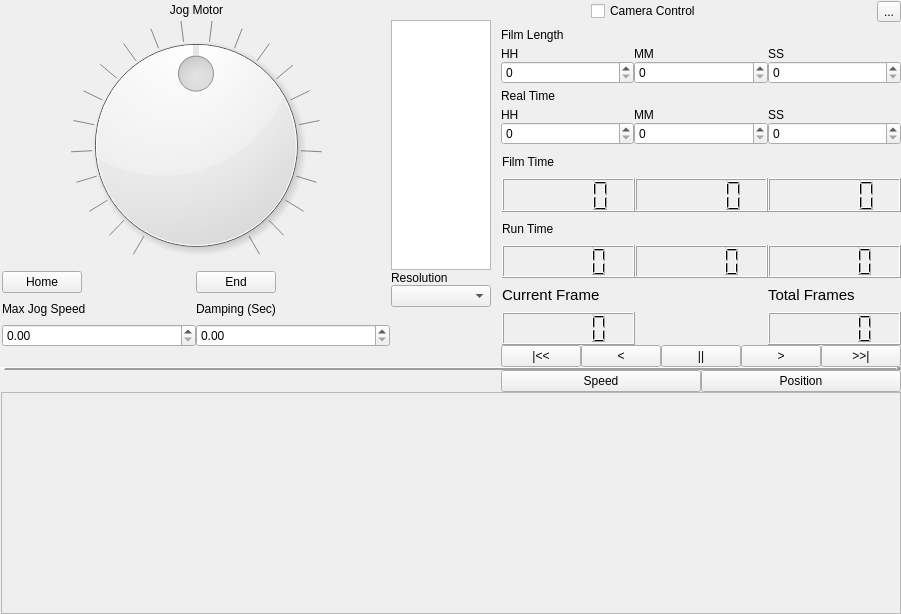
DynamicPerception/Graffik_Legacy, file Graffik/gui/film/filmwindow.ui: the form before one commit.
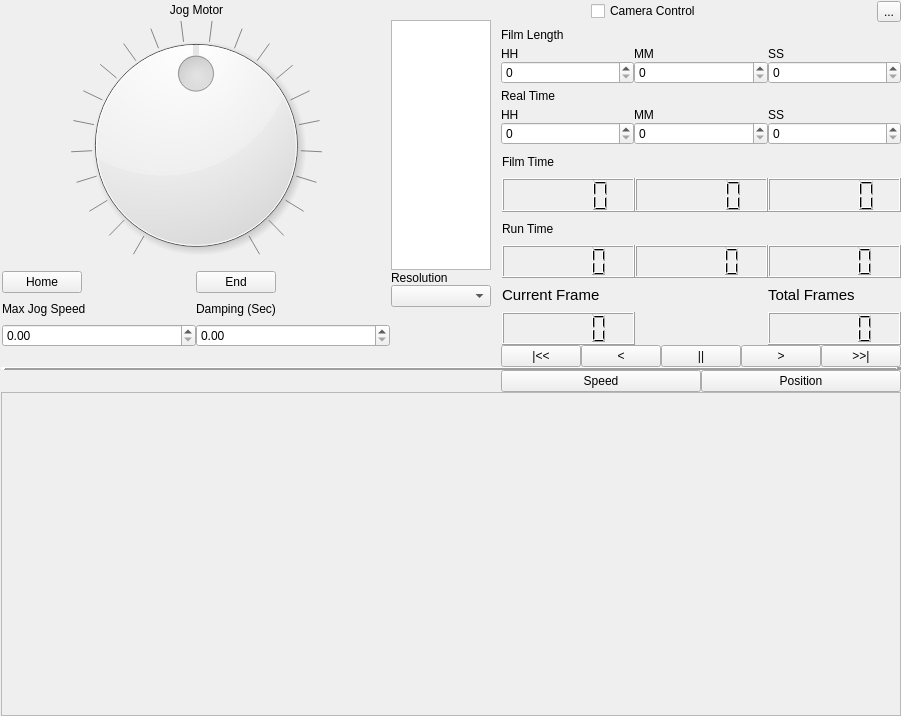
The form after the commit.

What changed in the file:
```diff
--- a/Graffik/gui/film/filmwindow.ui
+++ b/Graffik/gui/film/filmwindow.ui
@@ -7,7 +7,7 @@
     <x>0</x>
     <y>0</y>
     <width>829</width>
-    <height>614</height>
+    <height>716</height>
    </rect>
   </property>
   <property name="windowTitle">
```
Left out of the diff: 4 changed lines with no effect on the pictures.
